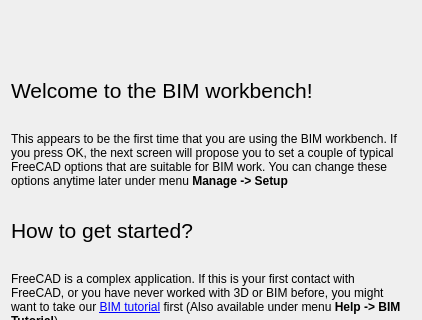
Qt form src/Mod/BIM/Resources/ui/dialogWelcome.ui (southseact-3d/fcd) before a commit; both pictures show x 0 to 422 and y 137 to 457 of the 422 by 789 pixel window.
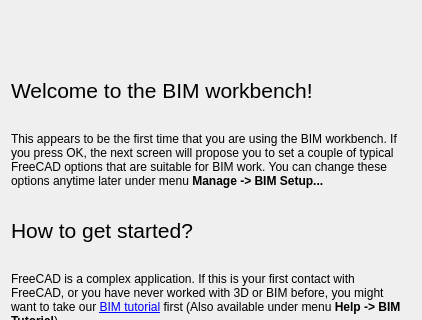
The same form after that commit. Icons and pictures are not drawn.

Diff of the .ui file:
```diff
--- a/src/Mod/BIM/Resources/ui/dialogWelcome.ui
+++ b/src/Mod/BIM/Resources/ui/dialogWelcome.ui
@@ -60,7 +60,7 @@
    <item>
     <widget class="QLabel" name="label_2">
      <property name="text">
-      <string>&lt;html&gt;&lt;head/&gt;&lt;body&gt;&lt;p&gt;This appears to be the first time that you are using the BIM workbench. If you press OK, the next screen will propose you to set a couple of typical FreeCAD options that are suitable for BIM work. You can change these options anytime later under menu &lt;span style=&quot; font-weight:600;&quot;&gt;Manage -&amp;gt; Setup&lt;/span&gt;&lt;/p&gt;&lt;/body&gt;&lt;/html&gt;</string>
+      <string>&lt;html&gt;&lt;head/&gt;&lt;body&gt;&lt;p&gt;This appears to be the first time that you are using the BIM workbench. If you press OK, the next screen will propose you to set a couple of typical FreeCAD options that are suitable for BIM work. You can change these options anytime later under menu &lt;span style=&quot; font-weight:600;&quot;&gt;Manage -&amp;gt; BIM Setup...&lt;/span&gt;&lt;/p&gt;&lt;/body&gt;&lt;/html&gt;</string>
      </property>
      <property name="wordWrap">
       <bool>true</bool>
```
